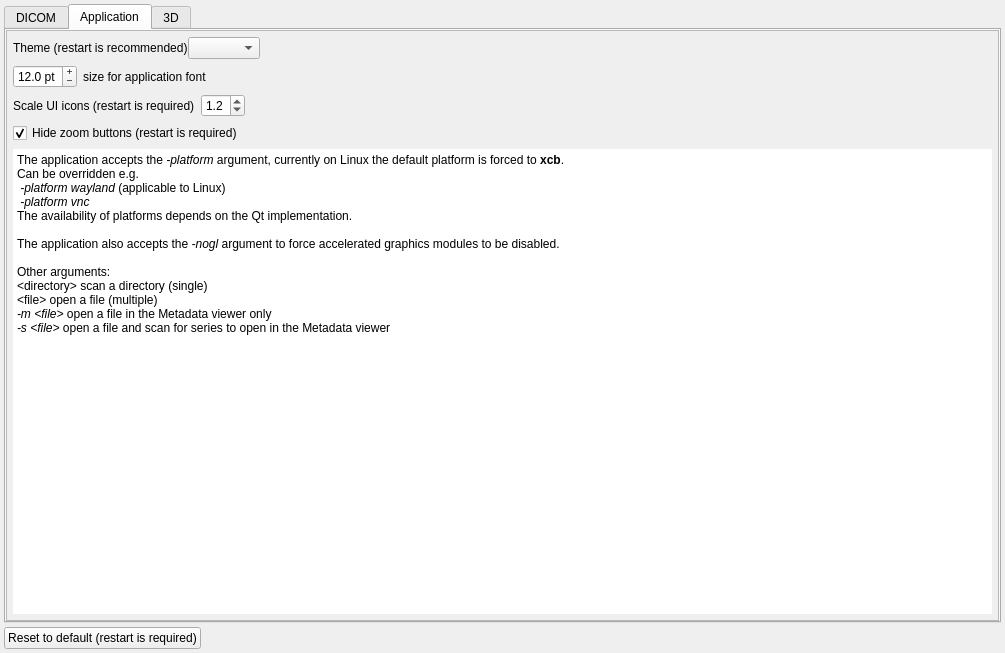
Before: the Qt Designer form GUI/settingswidget.ui in AlizaMedicalImaging/AlizaMS, drawn with Qt 5.
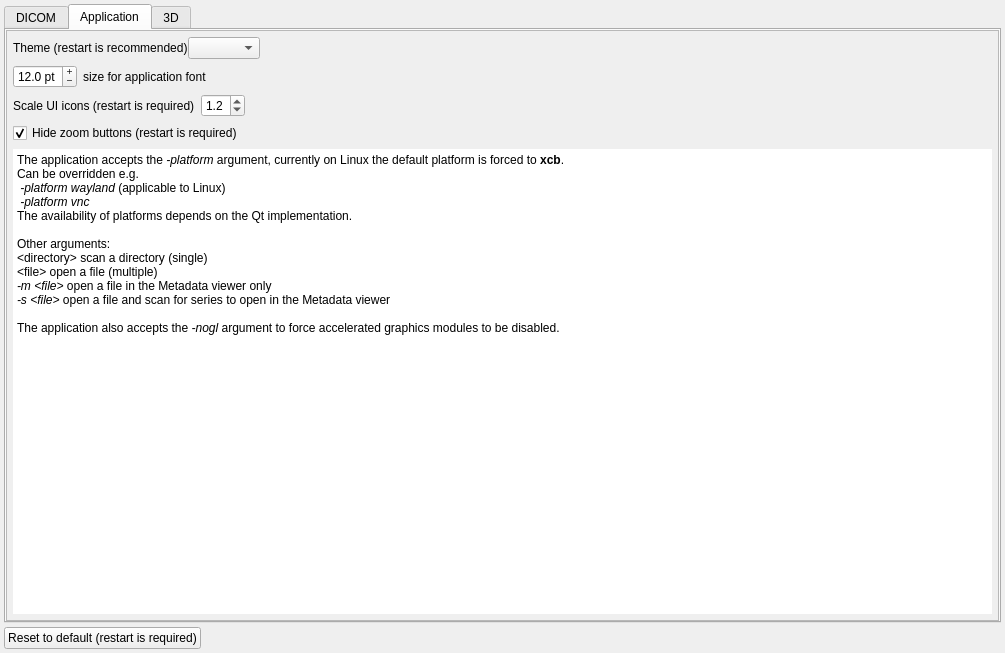
After: the same form once the commit is applied. The open tabs and pages were chosen to show the change.

```diff
--- a/GUI/settingswidget.ui
+++ b/GUI/settingswidget.ui
@@ -822,13 +822,13 @@
 &lt;p style=&quot; margin-top:0px; margin-bottom:0px; margin-left:0px; margin-right:0px; -qt-block-indent:0; text-indent:0px;&quot;&gt; &lt;span style=&quot; font-style:italic;&quot;&gt;-platform vnc&lt;/span&gt;&lt;/p&gt;
 &lt;p style=&quot; margin-top:0px; margin-bottom:0px; margin-left:0px; margin-right:0px; -qt-block-indent:0; text-indent:0px;&quot;&gt;The availability of platforms depends on the Qt implementation.&lt;/p&gt;
 &lt;p style=&quot;-qt-paragraph-type:empty; margin-top:0px; margin-bottom:0px; margin-left:0px; margin-right:0px; -qt-block-indent:0; text-indent:0px; font-style:italic;&quot;&gt;&lt;br /&gt;&lt;/p&gt;
-&lt;p align=&quot;justify&quot; style=&quot; margin-top:0px; margin-bottom:0px; margin-left:0px; margin-right:0px; -qt-block-indent:0; text-indent:0px;&quot;&gt;The application also accepts the &lt;span style=&quot; font-style:italic;&quot;&gt;-nogl&lt;/span&gt; argument to force accelerated graphics modules to be disabled.&lt;/p&gt;
-&lt;p align=&quot;justify&quot; style=&quot;-qt-paragraph-type:empty; margin-top:0px; margin-bottom:0px; margin-left:0px; margin-right:0px; -qt-block-indent:0; text-indent:0px;&quot;&gt;&lt;br /&gt;&lt;/p&gt;
 &lt;p align=&quot;justify&quot; style=&quot; margin-top:0px; margin-bottom:0px; margin-left:0px; margin-right:0px; -qt-block-indent:0; text-indent:0px;&quot;&gt;Other arguments:&lt;/p&gt;
 &lt;p align=&quot;justify&quot; style=&quot; margin-top:0px; margin-bottom:0px; margin-left:0px; margin-right:0px; -qt-block-indent:0; text-indent:0px;&quot;&gt;&amp;lt;directory&amp;gt; scan a directory (single)&lt;/p&gt;
 &lt;p align=&quot;justify&quot; style=&quot; margin-top:0px; margin-bottom:0px; margin-left:0px; margin-right:0px; -qt-block-indent:0; text-indent:0px;&quot;&gt;&amp;lt;file&amp;gt; open a file (multiple)&lt;/p&gt;
 &lt;p align=&quot;justify&quot; style=&quot; margin-top:0px; margin-bottom:0px; margin-left:0px; margin-right:0px; -qt-block-indent:0; text-indent:0px;&quot;&gt;&lt;span style=&quot; font-style:italic;&quot;&gt;-m &amp;lt;file&amp;gt;&lt;/span&gt; open a file in the Metadata viewer only&lt;/p&gt;
 &lt;p align=&quot;justify&quot; style=&quot; margin-top:0px; margin-bottom:0px; margin-left:0px; margin-right:0px; -qt-block-indent:0; text-indent:0px;&quot;&gt;&lt;span style=&quot; font-style:italic;&quot;&gt;-s &amp;lt;file&amp;gt;&lt;/span&gt; open a file and scan for series to open in the Metadata viewer&lt;/p&gt;
+&lt;p align=&quot;justify&quot; style=&quot;-qt-paragraph-type:empty; margin-top:0px; margin-bottom:0px; margin-left:0px; margin-right:0px; -qt-block-indent:0; text-indent:0px;&quot;&gt;&lt;br /&gt;&lt;/p&gt;
+&lt;p align=&quot;justify&quot; style=&quot; margin-top:0px; margin-bottom:0px; margin-left:0px; margin-right:0px; -qt-block-indent:0; text-indent:0px;&quot;&gt;The application also accepts the &lt;span style=&quot; font-style:italic;&quot;&gt;-nogl&lt;/span&gt; argument to force accelerated graphics modules to be disabled.&lt;/p&gt;
 &lt;p align=&quot;justify&quot; style=&quot;-qt-paragraph-type:empty; margin-top:0px; margin-bottom:0px; margin-left:0px; margin-right:0px; -qt-block-indent:0; text-indent:0px;&quot;&gt;&lt;br /&gt;&lt;/p&gt;&lt;/body&gt;&lt;/html&gt;</string>
              </property>
              <property name="openLinks">
```
